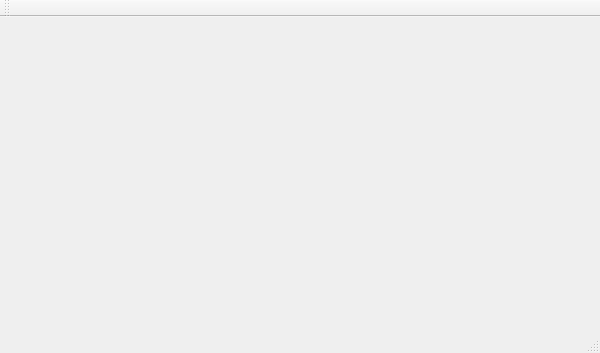
This is FilterDialog/FilterDialog.ui in JayDalton/FilterMatrix as Qt 5 draws it before an edit. The edited form follows.
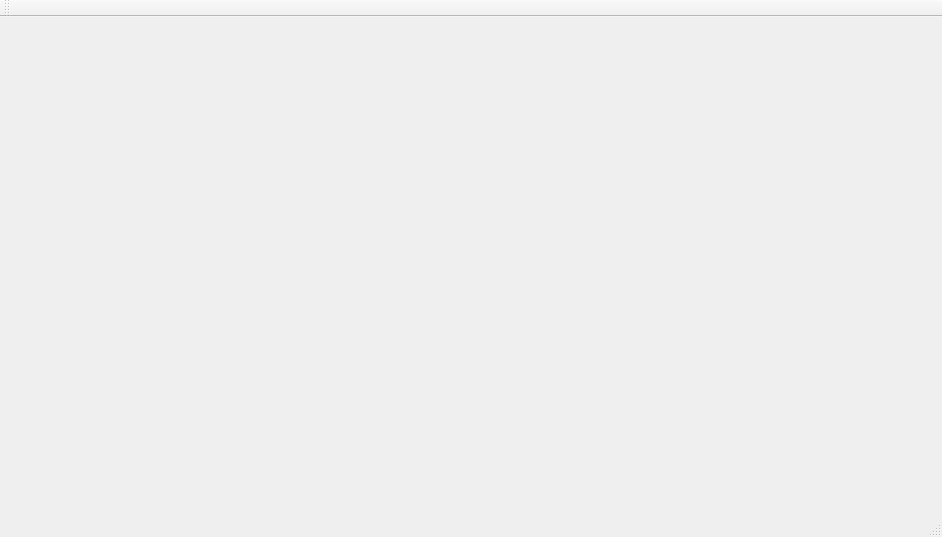
This is the edited form.

Commit message: + added file open dialog

Patch:
```diff
--- a/FilterDialog/FilterDialog.ui
+++ b/FilterDialog/FilterDialog.ui
@@ -6,8 +6,8 @@
    <rect>
     <x>0</x>
     <y>0</y>
-    <width>600</width>
-    <height>353</height>
+    <width>942</width>
+    <height>537</height>
    </rect>
   </property>
   <property name="windowTitle">
```
Left out of the diff: 2 changed lines with no effect on the pictures. The commit also changes 2 other files.
